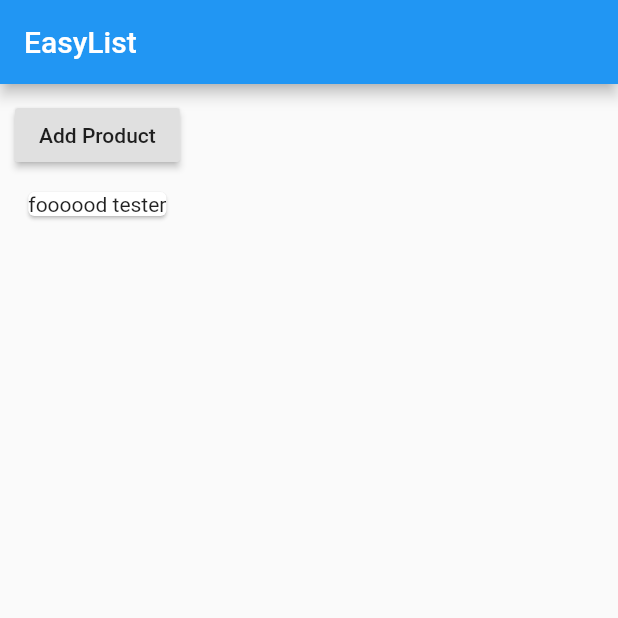
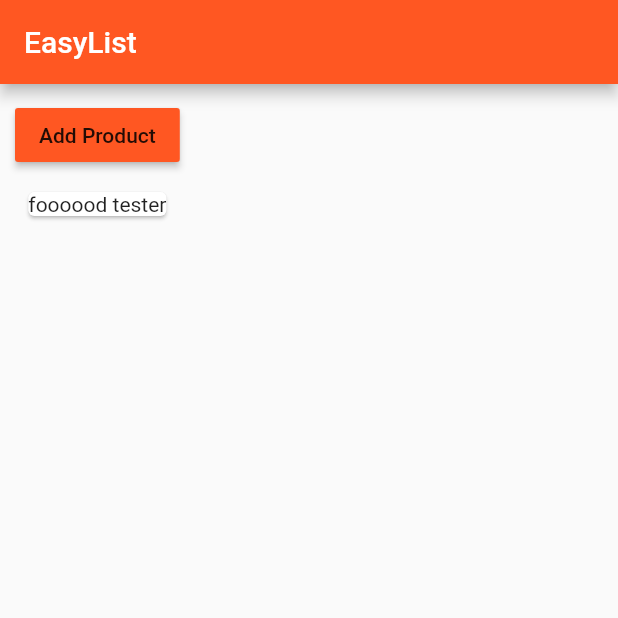
Before and after one commit to Fedrius/learning_flutter, a Flutter app: the screen it shows after launch, on a phone screen of 412 x 824 dp, the top half of it. Run offline on Flutter 3.47's test engine with Material 2 defaults, Android fonts, the phone set to English and light mode, and no system bars.

Commit message:
added theme and colors

```diff
--- a/lib/main.dart
+++ b/lib/main.dart
@@ -10,6 +10,11 @@ class MyApp extends StatelessWidget {
   @override // overriding the build method. easier to read for others
   Widget build(context) {
     return MaterialApp(
+      theme: ThemeData(
+        brightness: Brightness.light,
+        primarySwatch: Colors.deepOrange,
+        accentColor: Colors.deepPurple,
+      ),
       home: Scaffold(
         //Top nav bar
         appBar: AppBar(
--- a/lib/product_manager.dart
+++ b/lib/product_manager.dart
@@ -44,6 +44,8 @@ class _ProductManagerState extends State<ProductManager> {
         Container(
           margin: EdgeInsets.all(10.0),
           child: RaisedButton(
+            // using the primary color of the theme in main.dart
+            color: Theme.of(context).primaryColor,
             onPressed: () {
               // have to update the state for the app to recognize variable changes
               setState(() {
```
